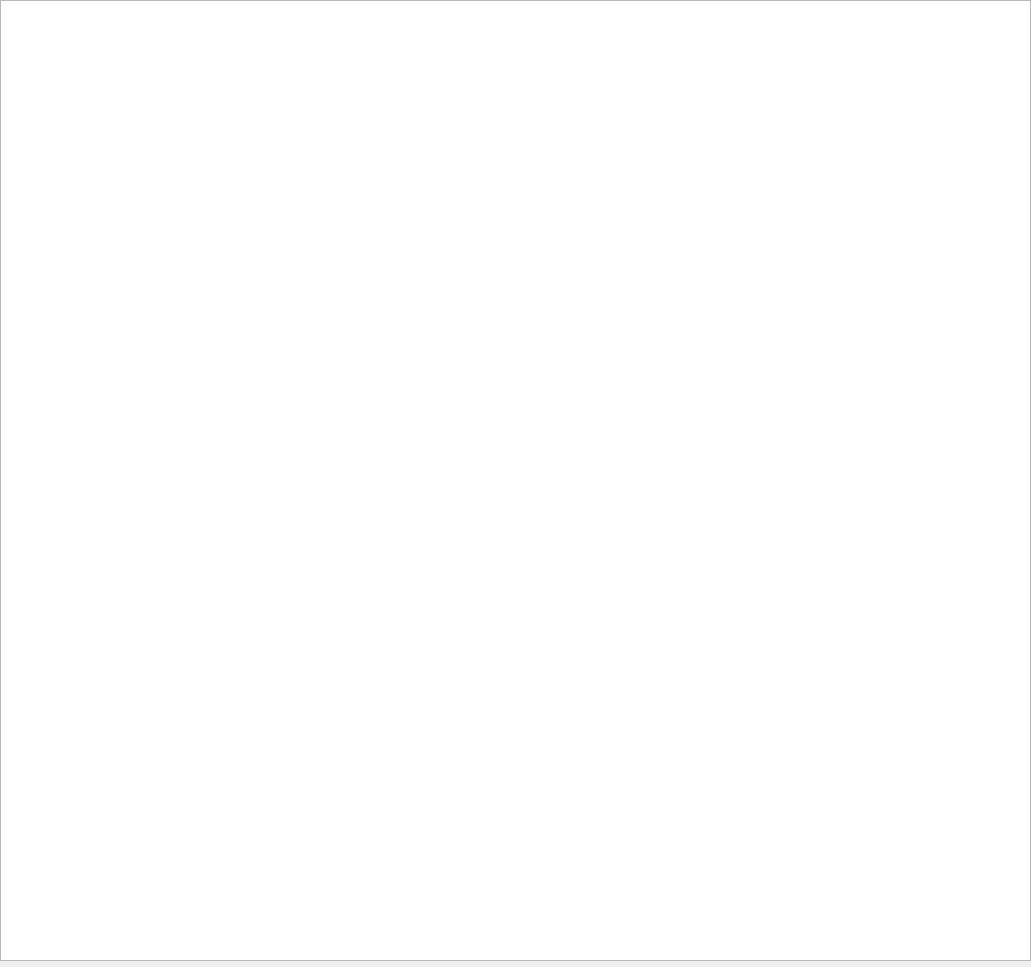
This is Include/iqtfpf/CHotfolderGuiComp.ui in naskin-gmg/AcfSln as Qt 5 draws it before an edit. The edited form follows.
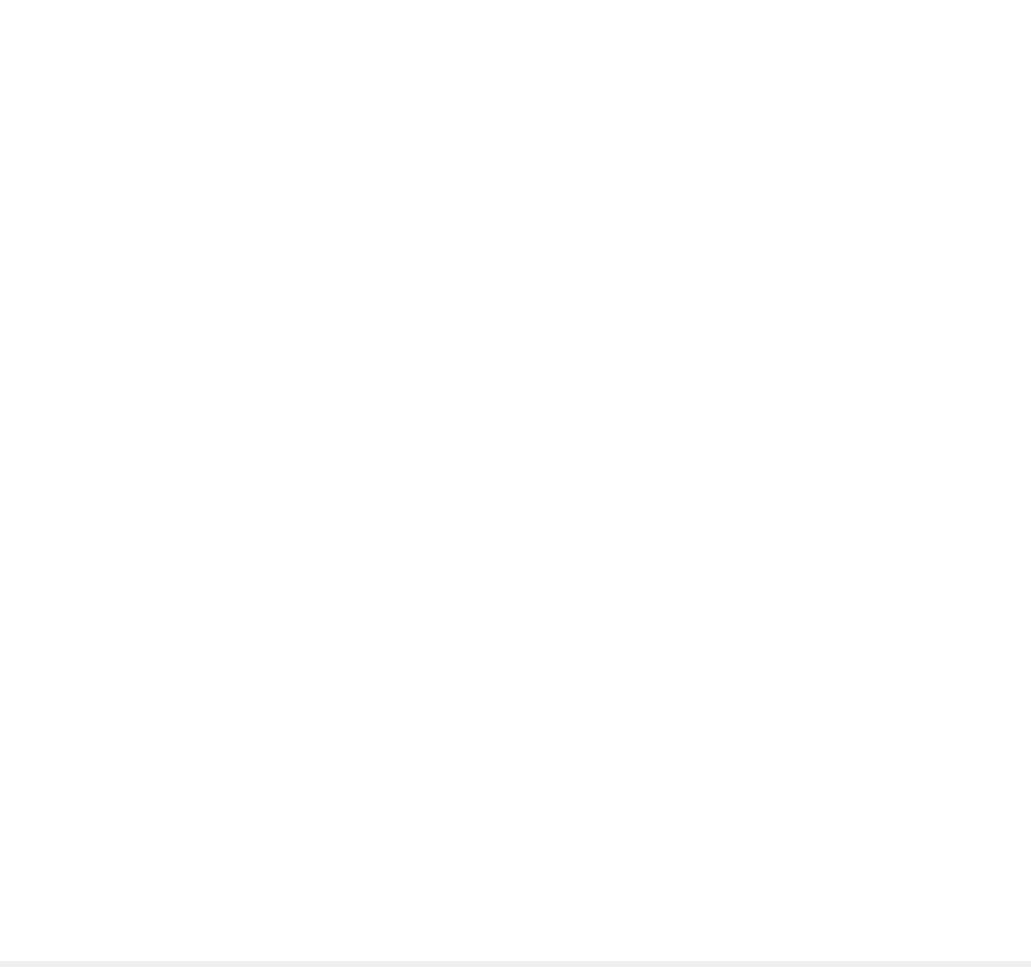
This is the edited form.

What changed in the file:
```diff
--- a/Include/iqtfpf/CHotfolderGuiComp.ui
+++ b/Include/iqtfpf/CHotfolderGuiComp.ui
@@ -31,6 +31,9 @@
      <property name="styleSheet">
       <string/>
      </property>
+     <property name="frameShape">
+      <enum>QFrame::NoFrame</enum>
+     </property>
      <property name="alternatingRowColors">
       <bool>true</bool>
      </property>
@@ -50,7 +53,12 @@
      </column>
      <column>
       <property name="text">
-       <string>File</string>
+       <string>Input File</string>
+      </property>
+     </column>
+     <column>
+      <property name="text">
+       <string>Output File</string>
       </property>
      </column>
      <column>
```
Left out of the diff: 3 changed lines with no effect on the pictures.
